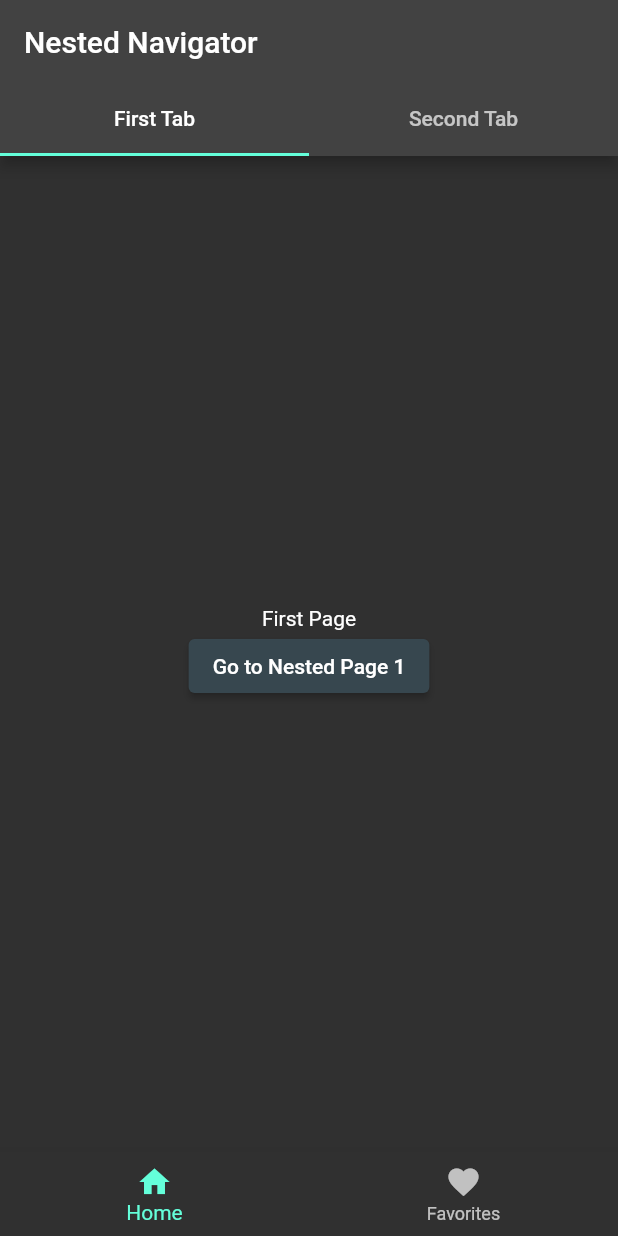
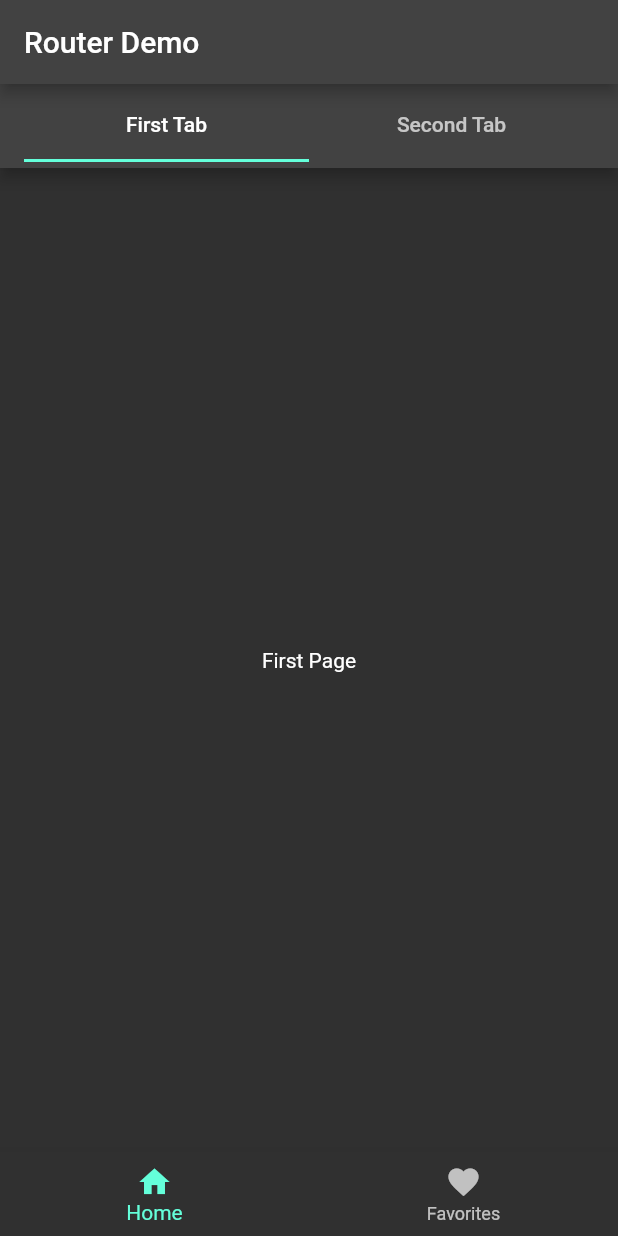
Before and after one commit to itiiss/flutter_router_demo, a Flutter app: the screen it shows after launch, on a phone screen of 412 x 824 dp. Run offline on Flutter 3.47's test engine with Material 2 defaults, Android fonts, the phone set to English and light mode, and no system bars.

Commit message:
顶部&底部导航

```diff
--- a/lib/app.dart
+++ b/lib/app.dart
@@ -1,7 +1,6 @@
 import 'package:flutter/material.dart';
-
-//Store this globally
-final GlobalKey<NavigatorState> _navKey = GlobalKey<NavigatorState>();
+import 'package:things/screen/FavoriteScreen.dart';
+import 'package:things/screen/HomeScreen.dart';
 
 class MyApp extends StatefulWidget {
   const MyApp({Key? key}) : super(key: key);
@@ -10,137 +9,29 @@ class MyApp extends StatefulWidget {
   State<MyApp> createState() => _MyAppState();
 }
 
-class _MyAppState extends State<MyApp> with SingleTickerProviderStateMixin {
-  late final TabController _tabController;
-  @override
-  void initState() {
-    _tabController = TabController(length: 2, vsync: this);
-    super.initState();
-  }
+class _MyAppState extends State<MyApp> {
+  var tabIndex = 0;
 
   @override
   Widget build(BuildContext context) {
     return Scaffold(
       appBar: AppBar(
-        title: const Text('Nested Navigator'),
-        bottom: TabBar(
-          controller: _tabController,
-          tabs: const [
-            Tab(
-              child: Text('First Tab'),
-            ),
-            Tab(
-              child: Text('Second Tab'),
-            ),
-          ],
-        ),
+        title: const Text('Router Demo'),
       ),
       bottomNavigationBar: BottomNavigationBar(
+        onTap: (value) {
+          setState(() {
+            tabIndex = value;
+          });
+        },
+        currentIndex: tabIndex,
         items: const [
           BottomNavigationBarItem(icon: Icon(Icons.home), label: 'Home'),
           BottomNavigationBarItem(
               icon: Icon(Icons.favorite), label: 'Favorites'),
         ],
       ),
-      body: Navigator(
-        key: _navKey,
-        onGenerateRoute: (_) => MaterialPageRoute(
-          builder: (_) => TabBarView(
-            controller: _tabController,
-            children: const [
-              FirstPage(),
-              SecondPage(),
-            ],
-          ),
-        ),
-      ),
+      body: tabIndex == 0 ? const HomePage() : const FavoritePage(),
     );
   }
 }
-
-class FirstPage extends StatelessWidget {
-  const FirstPage({Key? key}) : super(key: key);
-
-  @override
-  Widget build(BuildContext context) {
-    return Scaffold(
-      body: Center(
-        child: Column(
-          mainAxisAlignment: MainAxisAlignment.center,
-          children: [
-            const Text('First Page'),
-            ElevatedButton(
-                onPressed: () {
-                  _navKey.currentState!.push(
-                    MaterialPageRoute(
-                      builder: (_) => const SubFirstPage(),
-                    ),
-                  );
-                },
-                child: const Text('Go to Nested Page 1'))
-          ],
-        ),
-      ),
-    );
-  }
-}
-
-class SecondPage extends StatelessWidget {
-  const SecondPage({Key? key}) : super(key: key);
-
-  @override
-  Widget build(BuildContext context) {
-    return Scaffold(
-      body: Center(
-        child: Column(
-          mainAxisAlignment: MainAxisAlignment.center,
-          children: [
-            const Text('Second Page'),
-            ElevatedButton(
-              onPressed: () {
-                _navKey.currentState!.push(
-                  MaterialPageRoute(
-                    builder: (_) => const SubSecondPage(),
-                  ),
-                );
-              },
-              child: const Text('Go to Nested Page 2'),
-            )
-          ],
-        ),
-      ),
-    );
-  }
-}
-
-class SubFirstPage extends StatelessWidget {
-  const SubFirstPage({Key? key}) : super(key: key);
-
-  @override
-  Widget build(BuildContext context) {
-    return Scaffold(
-      appBar: AppBar(
-        title: const Text('First Nested Page'),
-      ),
-      body: const Center(
-        child: Text('From First Page'),
-      ),
-    );
-  }
-}
-
-class SubSecondPage extends StatelessWidget {
-  const SubSecondPage({Key? key}) : super(key: key);
-
-  @override
-  Widget build(BuildContext context) {
-    return Scaffold(
-      appBar: AppBar(
-        title: const Text('Second Nested Page'),
-      ),
-      body: const Center(
-        child: Text('From Second Page'),
-      ),
-    );
-  }
-}
--- /dev/null
+++ b/lib/screen/HomeScreen.dart
@@ -0,0 +1,107 @@
+import 'package:flutter/material.dart';
+
+final GlobalKey<NavigatorState> _tabKey = GlobalKey<NavigatorState>();
+
+class HomePage extends StatefulWidget {
+  const HomePage({Key? key}) : super(key: key);
+
+  @override
+  State<HomePage> createState() => _HomePageState();
+}
+
+class _HomePageState extends State<HomePage>
+    with SingleTickerProviderStateMixin {
+  late final TabController _tabController;
+
+  @override
+  void initState() {
+    _tabController = TabController(length: 2, vsync: this);
+    super.initState();
+  }
+
+  @override
+  Widget build(BuildContext context) {
+    return Scaffold(
+      appBar: AppBar(
+        title: TabBar(
+          controller: _tabController,
+          tabs: const [
+            Tab(
+              child: Text('First Tab'),
+            ),
+            Tab(
+              child: Text('Second Tab'),
+            ),
+          ],
+        ),
+      ),
+      body: Navigator(
+        key: _tabKey,
+        onGenerateRoute: (_) => MaterialPageRoute(
+          builder: (_) => TabBarView(
+            controller: _tabController,
+            children: const [
+              FirstPage(),
+              SecondPage(),
+            ],
+          ),
+        ),
+      ),
+    );
+  }
+}
+
+class FirstPage extends StatelessWidget {
+  const FirstPage({Key? key}) : super(key: key);
+
+  @override
+  Widget build(BuildContext context) {
+    return Scaffold(
+      body: Center(
+        child: Column(
+          mainAxisAlignment: MainAxisAlignment.center,
+          children: const [
+            Text('First Page'),
+            // ElevatedButton(
+            //     onPressed: () {
+            //       _navKey.currentState!.push(
+            //         MaterialPageRoute(
+            //           builder: (_) => const SubFirstPage(),
+            //         ),
+            //       );
+            //     },
+            //     child: const Text('Go to Nested Page 1'))
+          ],
+        ),
+      ),
+    );
+  }
+}
+
+class SecondPage extends StatelessWidget {
+  const SecondPage({Key? key}) : super(key: key);
+
+  @override
+  Widget build(BuildContext context) {
+    return Scaffold(
+      body: Center(
+        child: Column(
+          mainAxisAlignment: MainAxisAlignment.center,
+          children: const [
+            Text('Second Page'),
+            // ElevatedButton(
+            //   onPressed: () {
+            //     _navKey.currentState!.push(
+            //       MaterialPageRoute(
+            //         builder: (_) => const SubSecondPage(),
+            //       ),
+            //     );
+            //   },
+            //   child: const Text('Go to Nested Page 2'),
+            // )
+          ],
+        ),
+      ),
+    );
+  }
+}
```
Also changed, not shown: lib/screen/FavoriteScreen.dart (added, +17 -0 lines).
